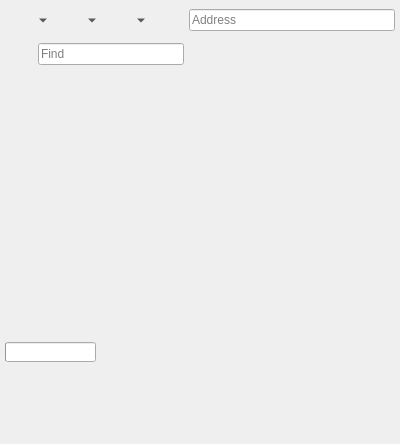
Qt form 2.x/UI/dooble_page.ui (textbrowser/dooble) before a commit.
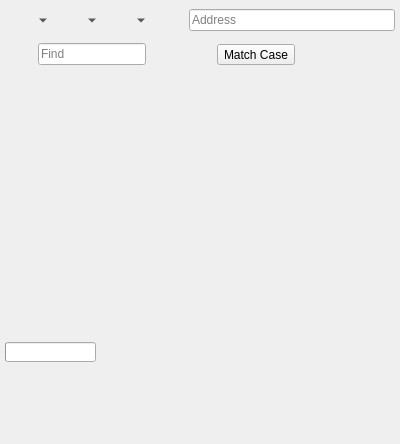
The same form after that commit. Custom widgets are drawn as their Qt base class.

Commit message: Find via case.

What changed in the file:
```diff
--- a/2.x/UI/dooble_page.ui
+++ b/2.x/UI/dooble_page.ui
@@ -213,6 +213,16 @@
         </property>
        </widget>
       </item>
+      <item>
+       <widget class="QToolButton" name="find_match_case">
+        <property name="text">
+         <string>Match Case</string>
+        </property>
+        <property name="checkable">
+         <bool>true</bool>
+        </property>
+       </widget>
+      </item>
       <item>
        <spacer name="horizontalSpacer_2">
         <property name="orientation">
```
The commit also changes 1 other file.
